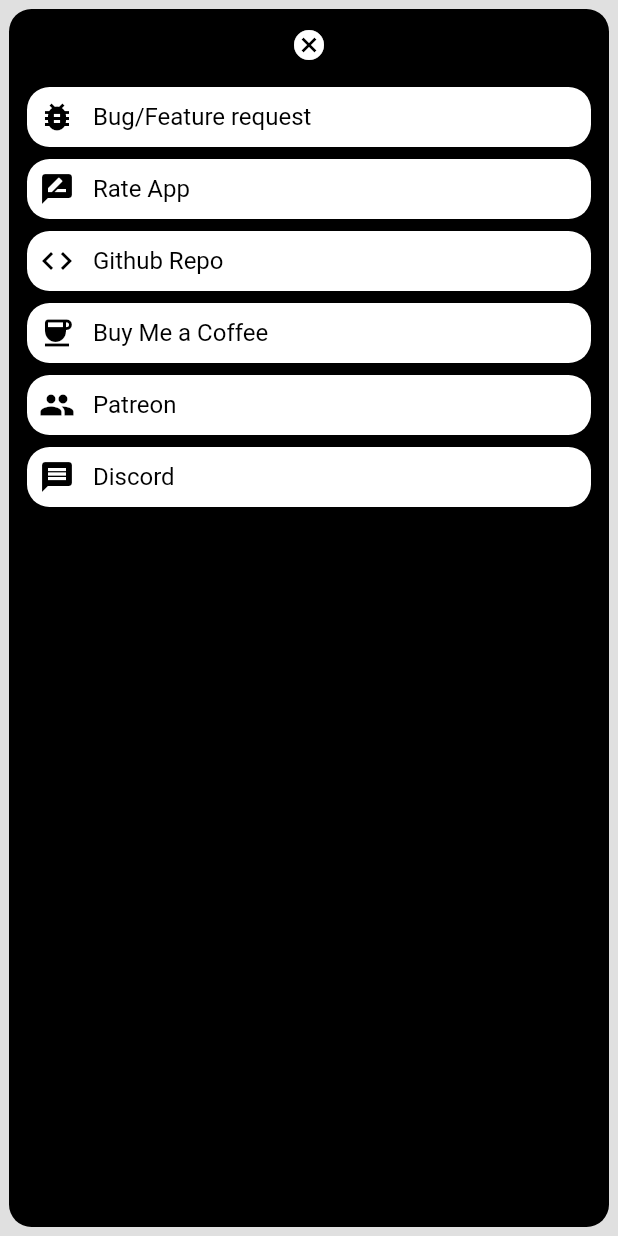
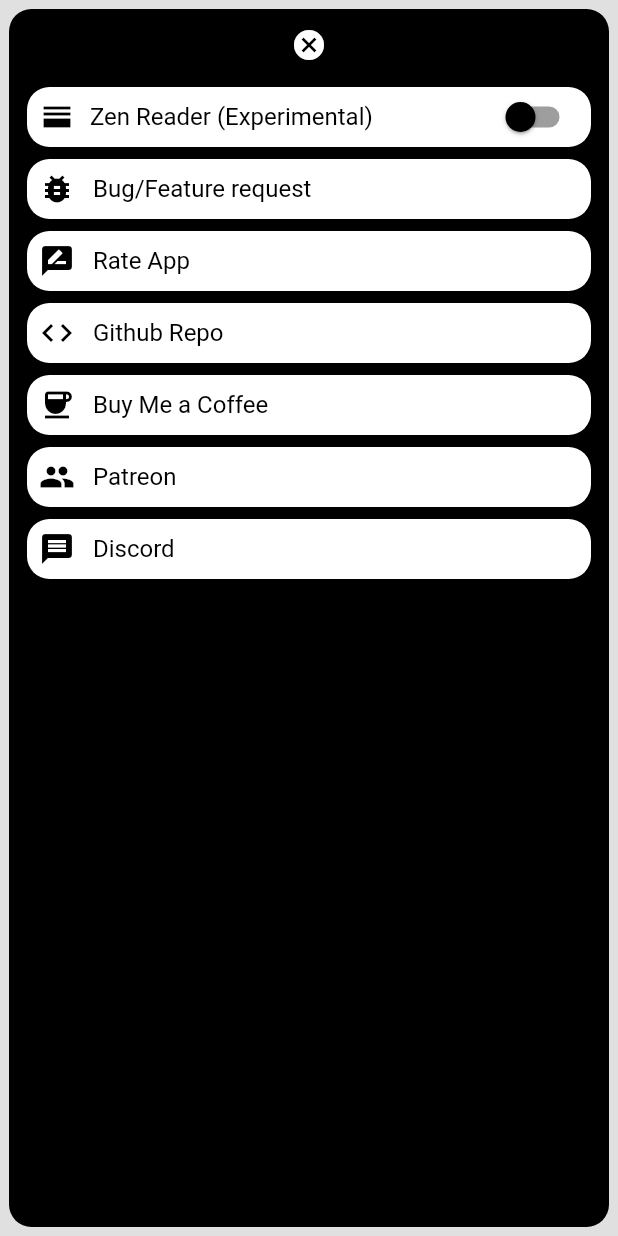
Before and after one commit to abhinavmarwaha/LifeHQ, a Flutter app: the Settings screen opened by its route, on a phone screen of 412 x 824 dp. Run offline on Flutter 3.47's test engine with Material 2 defaults, Android fonts, the phone set to English and light mode, and no system bars; our stand-ins replace cached_network_image, flutter_html, flutter_local_notifications, flutter_map, fluttertoast, latlong2 and 3 more; missing offline and left inert: awesome_emojis, feed_finder, flutter_quill, gps, html_main_element, osm_nominatim and 1 more; accounts and stored records are empty; network calls fail.

Commit message:
zen slider + settings provider

```diff
--- a/lib/knowledge/zen.dart
+++ b/lib/knowledge/zen.dart
@@ -20,7 +20,7 @@ class _ZenState extends State<Zen> {
   void initState() {
     http.Client().get(Uri.parse(widget.url)).then((response) {
       var doc = html_parser.parse(response.bodyBytes);
-      final scoreMapReadability = readabilityScore(doc.documentElement!);
+      // final scoreMapReadability = readabilityScore(doc.documentElement!);
       setState(() {
         _bestElemReadability =
             readabilityMainElement(doc.documentElement!).innerHtml.toString();
--- a/lib/main.dart
+++ b/lib/main.dart
@@ -25,6 +25,7 @@ import 'package:lifehq/routine/rested.dart';
 import 'package:lifehq/routine/routine_home.dart';
 import 'package:lifehq/routine/services/routine_service.dart';
 import 'package:lifehq/services/onboarding_provider.dart';
+import 'package:lifehq/services/settings_provider.dart';
 import 'package:lifehq/settings.dart';
 import 'package:lifehq/utils/removed_glow_behavior.dart';
 import 'package:provider/provider.dart';
@@ -43,6 +44,9 @@ class MyApp extends StatelessWidget {
   Widget build(BuildContext context) {
     return MultiProvider(
         providers: [
+          ChangeNotifierProvider(
+            create: (ctx) => SettingsProvider(),
+          ),
           ChangeNotifierProvider(
             create: (ctx) => RoutineService(),
           ),
--- /dev/null
+++ b/lib/services/settings_provider.dart
@@ -0,0 +1,41 @@
+import 'package:flutter/material.dart';
+import 'package:shared_preferences/shared_preferences.dart';
+
+class SettingsProvider with ChangeNotifier {
+  static final SettingsProvider instance = SettingsProvider._internal();
+  factory SettingsProvider() {
+    return instance;
+  }
+  SettingsProvider._internal() {
+    _init();
+  }
+
+  bool _initilised = false;
+  bool get initilised => _initilised;
+
+  bool _zenBool = false;
+  bool get zenBool => _zenBool;
+
+  _init() async {
+    if (!initilised) {
+      SharedPreferences prefs = await SharedPreferences.getInstance();
+
+      if (prefs.containsKey('zenBool'))
+        _zenBool = prefs.getBool('zenBool')!;
+      else {
+        await prefs.setBool('zenBool', false);
+        _zenBool = false;
+      }
+
+      notifyListeners();
+    }
+  }
+
+  Future<void> setZenBool(bool _zen) async {
+    SharedPreferences prefs = await SharedPreferences.getInstance();
+    await prefs.setBool('zenBool', _zen);
+    _zenBool = _zen;
+
+    notifyListeners();
+  }
+}
--- a/lib/settings.dart
+++ b/lib/settings.dart
@@ -1,12 +1,21 @@
 import 'package:flutter/material.dart';
 import 'package:lifehq/constants/strings.dart';
+import 'package:lifehq/services/settings_provider.dart';
 import 'package:lifehq/skeleton.dart';
+import 'package:provider/provider.dart';
 import 'package:url_launcher/url_launcher.dart';
 
-class Settings extends StatelessWidget {
+class Settings extends StatefulWidget {
   const Settings({Key? key}) : super(key: key);
 
   static const routeName = '/settings';
+
+  @override
+  State<Settings> createState() => _SettingsState();
+}
+
+class _SettingsState extends State<Settings> {
+  bool _zenReader = false;
 
   @override
   Widget build(BuildContext context) {
@@ -21,6 +30,47 @@ class Settings extends StatelessWidget {
               child: Icon(Icons.cancel)),
           SizedBox(
             height: 16,
+          ),
+          Consumer<SettingsProvider>(
+            builder: (context, value, child) => Padding(
+                padding: const EdgeInsets.only(bottom: 8),
+                child: Container(
+                  height: 40,
+                  decoration: BoxDecoration(
+                      color: Colors.white,
+                      borderRadius: BorderRadius.circular(15)),
+                  child: Padding(
+                    padding: const EdgeInsets.all(8.0),
+                    child: Row(
+                      mainAxisAlignment: MainAxisAlignment.center,
+                      children: <Widget>[
+                        Icon(
+                          Icons.horizontal_split,
+                          color: Colors.black,
+                        ),
+                        SizedBox(
+                          width: 10,
+                        ),
+                        Text("Zen Reader (Experimental)",
+                            style:
+                                TextStyle(color: Colors.black, fontSize: 16)),
+                        Spacer(),
+                        Switch(
+                          activeColor: Colors.black,
+                          inactiveThumbColor: Colors.black,
+                          inactiveTrackColor: Colors.grey,
+                          onChanged: (val) {
+                            setState(() {
+                              _zenReader = val;
+                              value.setZenBool(val);
+                            });
+                          },
+                          value: _zenReader,
+                        )
+                      ],
+                    ),
+                  ),
+                )),
           ),
           SettingsCard(
               icon: Icons.bug_report,
```
Also changed, not shown: lib/utils/utils.dart (+10 -23 lines).
